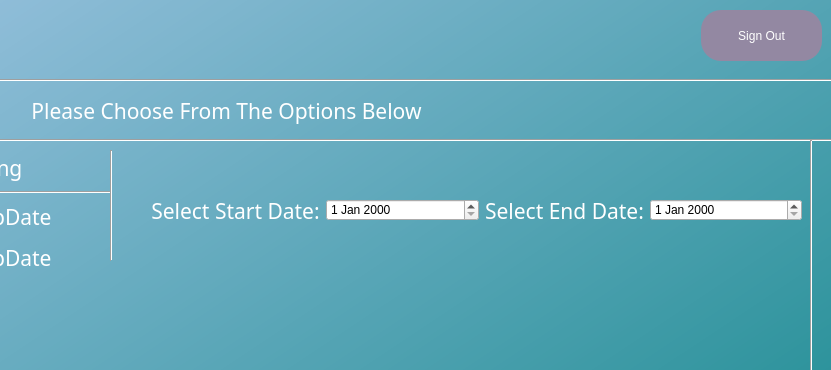
Qt form UserDetailedAnalyticsSelectionPage.ui (MysticalMango647/RollSmartGui) before a commit; both pictures show x 369 to 1200 and y 0 to 370 of the 1200 by 800 pixel window.
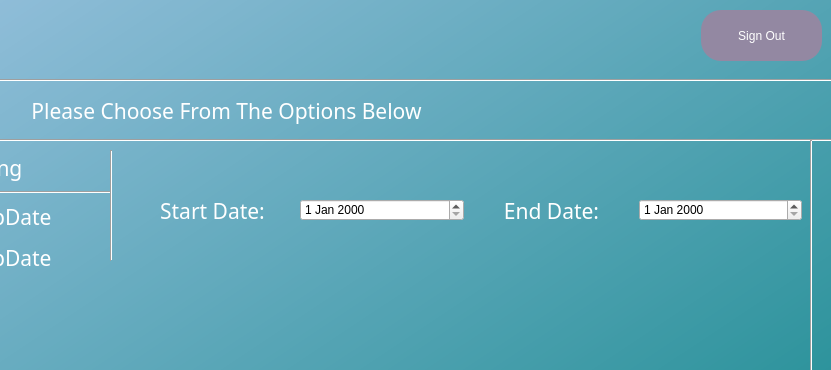
The same form after that commit.

What changed in the file:
```diff
--- a/UserDetailedAnalyticsSelectionPage.ui
+++ b/UserDetailedAnalyticsSelectionPage.ui
@@ -134,10 +134,10 @@
    <widget class="QWidget" name="horizontalLayoutWidget">
     <property name="geometry">
      <rect>
-      <x>520</x>
-      <y>160</y>
-      <width>651</width>
-      <height>101</height>
+      <x>500</x>
+      <y>150</y>
+      <width>671</width>
+      <height>121</height>
      </rect>
     </property>
     <layout class="QHBoxLayout" name="horizontalLayout">
@@ -157,7 +157,7 @@
 color: rgb(255,255,255);</string>
        </property>
        <property name="text">
-        <string>Select Start Date:</string>
+        <string>Start Date:</string>
        </property>
        <property name="alignment">
         <set>Qt::AlignCenter</set>
@@ -188,7 +188,7 @@
 color: rgb(255,255,255);</string>
        </property>
        <property name="text">
-        <string>Select End Date:</string>
+        <string>End Date:</string>
        </property>
        <property name="alignment">
         <set>Qt::AlignCenter</set>
```
